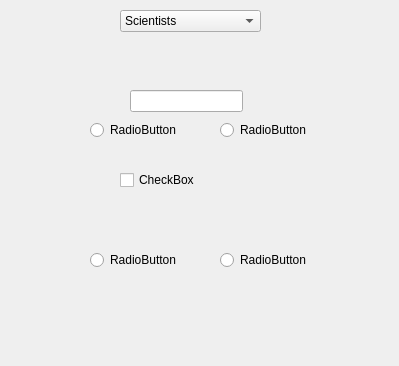
Qt form VLNvika3/search.ui (Gylfian/VLN-vika-3) before a commit.
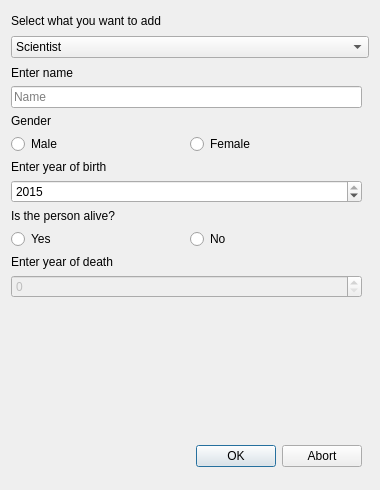
The same form after that commit. The open tabs and pages were chosen to show the change.

```diff
--- a/VLNvika3/search.ui
+++ b/VLNvika3/search.ui
@@ -2,139 +2,362 @@
 <ui version="4.0">
  <class>Search</class>
  <widget class="QDialog" name="Search">
+  <property name="enabled">
+   <bool>true</bool>
+  </property>
   <property name="geometry">
    <rect>
     <x>0</x>
     <y>0</y>
-    <width>399</width>
-    <height>366</height>
+    <width>380</width>
+    <height>490</height>
    </rect>
   </property>
+  <property name="sizePolicy">
+   <sizepolicy hsizetype="Fixed" vsizetype="Fixed">
+    <horstretch>0</horstretch>
+    <verstretch>0</verstretch>
+   </sizepolicy>
+  </property>
+  <property name="minimumSize">
+   <size>
+    <width>380</width>
+    <height>490</height>
+   </size>
+  </property>
+  <property name="maximumSize">
+   <size>
+    <width>380</width>
+    <height>490</height>
+   </size>
+  </property>
   <property name="windowTitle">
    <string>Dialog</string>
   </property>
-  <widget class="QStackedWidget" name="pageStacks">
-   <property name="geometry">
-    <rect>
-     <x>0</x>
-     <y>0</y>
-     <width>401</width>
-     <height>361</height>
-    </rect>
+  <layout class="QVBoxLayout" name="verticalLayout">
+   <property name="spacing">
+    <number>8</number>
    </property>
-   <property name="currentIndex">
-    <number>1</number>
+   <property name="topMargin">
+    <number>14</number>
    </property>
-   <widget class="QWidget" name="page">
-    <widget class="QCheckBox" name="checkBox">
-     <property name="geometry">
-      <rect>
-       <x>120</x>
-       <y>170</y>
-       <width>81</width>
-       <height>20</height>
-      </rect>
-     </property>
+   <property name="bottomMargin">
+    <number>11</number>
+   </property>
+   <item>
+    <widget class="QLabel" name="label_5">
      <property name="text">
-      <string>CheckBox</string>
+      <string>Select what you want to add</string>
      </property>
     </widget>
-    <widget class="QLineEdit" name="lineEdit">
-     <property name="geometry">
-      <rect>
-       <x>130</x>
-       <y>90</y>
-       <width>113</width>
-       <height>22</height>
-      </rect>
+   </item>
+   <item>
+    <widget class="QComboBox" name="whichToPick">
+     <property name="cursor">
+      <cursorShape>ArrowCursor</cursorShape>
      </property>
+     <item>
+      <property name="text">
+       <string>Scientist</string>
+      </property>
+     </item>
+     <item>
+      <property name="text">
+       <string>Computer</string>
+      </property>
+     </item>
     </widget>
-    <widget class="QRadioButton" name="radioButton">
-     <property name="geometry">
-      <rect>
-       <x>90</x>
-       <y>120</y>
-       <width>95</width>
-       <height>20</height>
-      </rect>
+   </item>
+   <item>
+    <widget class="QStackedWidget" name="whichToAdd">
+     <property name="currentIndex">
+      <number>1</number>
      </property>
-     <property name="text">
-      <string>RadioButton</string>
-     </property>
+     <widget class="QWidget" name="page">
+      <widget class="QWidget" name="verticalLayoutWidget_2">
+       <property name="geometry">
+        <rect>
+         <x>0</x>
+         <y>0</y>
+         <width>351</width>
+         <height>401</height>
+        </rect>
+       </property>
+       <layout class="QVBoxLayout" name="verticalLayout_5">
+        <item>
+         <widget class="QLabel" name="comNameText">
+          <property name="text">
+           <string>Enter name</string>
+          </property>
+         </widget>
+        </item>
+        <item>
+         <widget class="QLineEdit" name="comNameInput">
+          <property name="text">
+           <string/>
+          </property>
+          <property name="placeholderText">
+           <string>Name</string>
+          </property>
+         </widget>
+        </item>
+        <item>
+         <widget class="QLabel" name="comTypeText">
+          <property name="text">
+           <string>Enter type</string>
+          </property>
+         </widget>
+        </item>
+        <item>
+         <widget class="QLineEdit" name="comTypeInput">
+          <property name="text">
+           <string/>
+          </property>
+          <property name="placeholderText">
+           <string>Type</string>
+          </property>
+         </widget>
+        </item>
+        <item>
+         <widget class="QLabel" name="label">
+          <property name="text">
+           <string>Was the computer built?</string>
+          </property>
+         </widget>
+        </item>
+        <item>
+         <layout class="QHBoxLayout" name="horizontalLayout_4">
+          <item>
+           <widget class="QRadioButton" name="comBuiltButton">
+            <property name="text">
+             <string>Yes</string>
+            </property>
+           </widget>
+          </item>
+          <item>
+           <widget class="QRadioButton" name="comNotBuiltButton">
+            <property name="text">
+             <string>No</string>
+            </property>
+           </widget>
+          </item>
+         </layout>
+        </item>
+        <item>
+         <widget class="QLabel" name="comYearBuilt">
+          <property name="text">
+           <string>Enter the year it was built</string>
+          </property>
+         </widget>
+        </item>
+        <item>
+         <widget class="QSpinBox" name="comYearBuiltInput">
+          <property name="enabled">
+           <bool>false</bool>
+          </property>
+          <property name="minimum">
+           <number>1800</number>
+          </property>
+          <property name="maximum">
+           <number>2015</number>
+          </property>
+         </widget>
+        </item>
+        <item>
+         <spacer name="verticalSpacer_2">
+          <property name="orientation">
+           <enum>Qt::Vertical</enum>
+          </property>
+          <property name="sizeHint" stdset="0">
+           <size>
+            <width>20</width>
+            <height>40</height>
+           </size>
+          </property>
+         </spacer>
+        </item>
+        <item>
+         <widget class="QDialogButtonBox" name="buttonBox">
+          <property name="standardButtons">
+           <set>QDialogButtonBox::Cancel|QDialogButtonBox::Ok</set>
+          </property>
+         </widget>
+        </item>
+       </layout>
+      </widget>
+     </widget>
+     <widget class="QWidget" name="page_2">
+      <widget class="QWidget" name="verticalLayoutWidget">
+       <property name="geometry">
+        <rect>
+         <x>0</x>
+         <y>0</y>
+         <width>351</width>
+         <height>401</height>
+        </rect>
+       </property>
+       <layout class="QVBoxLayout" name="verticalLayout_4">
+        <item>
+         <widget class="QLabel" name="label_3">
+          <property name="text">
+           <string>Enter name</string>
+          </property>
+         </widget>
+        </item>
+        <item>
+         <widget class="QLineEdit" name="sciNameInput">
+          <property name="placeholderText">
+           <string>Name</string>
+          </property>
+         </widget>
+        </item>
+        <item>
+         <widget class="QLabel" name="sciGender">
+          <property name="text">
+           <string>Gender</string>
+          </property>
+         </widget>
+        </item>
+        <item>
+         <layout class="QHBoxLayout" name="horizontalLayout_3">
+          <item>
+           <widget class="QRadioButton" name="sciMaleButton">
+            <property name="text">
+             <string>Male</string>
+            </property>
+           </widget>
+          </item>
+          <item>
+           <widget class="QRadioButton" name="sciFemaleButton">
+            <property name="text">
+             <string>Female</string>
+            </property>
+           </widget>
+          </item>
+         </layout>
+        </item>
+        <item>
+         <widget class="QLabel" name="sciBirthYearText">
+          <property name="text">
+           <string>Enter year of birth</string>
+          </property>
+         </widget>
+        </item>
+        <item>
+         <widget class="QSpinBox" name="sciBirthInput">
+          <property name="wrapping">
+           <bool>false</bool>
+          </property>
+          <property name="frame">
+           <bool>true</bool>
+          </property>
+          <property name="readOnly">
+           <bool>false</bool>
+          </property>
+          <property name="buttonSymbols">
+           <enum>QAbstractSpinBox::UpDownArrows</enum>
+          </property>
+          <property name="minimum">
+           <number>1800</number>
+          </property>
+          <property name="maximum">
+           <number>2015</number>
+          </property>
+          <property name="value">
+           <number>2015</number>
+          </property>
+         </widget>
+        </item>
+        <item>
+         <widget class="QLabel" name="sciAliveText">
+          <property name="text">
+           <string>Is the person alive?</string>
+          </property>
+         </widget>
+        </item>
+        <item>
+         <layout class="QHBoxLayout" name="horizontalLayout_2">
+          <item>
+           <widget class="QRadioButton" name="sciAlivButton">
+            <property name="text">
+             <string>Yes</string>
+            </property>
+            <property name="checked">
+             <bool>false</bool>
+            </property>
+            <attribute name="buttonGroup">
+             <string notr="true">buttonGroup</string>
+            </attribute>
+           </widget>
+          </item>
+          <item>
+           <widget class="QRadioButton" name="sciDeadButton">
+            <property name="text">
+             <string>No</string>
+            </property>
+            <attribute name="buttonGroup">
+             <string notr="true">buttonGroup</string>
+            </attribute>
+           </widget>
+          </item>
+         </layout>
+        </item>
+        <item>
+         <widget class="QLabel" name="sciDeathYearText">
+          <property name="text">
+           <string>Enter year of death</string>
+          </property>
+         </widget>
+        </item>
+        <item>
+         <widget class="QSpinBox" name="sciDeathInput">
+          <property name="enabled">
+           <bool>false</bool>
+          </property>
+          <property name="maximum">
+           <number>2015</number>
+          </property>
+          <property name="value">
+           <number>0</number>
+          </property>
+         </widget>
+        </item>
+        <item>
+         <spacer name="verticalSpacer">
+          <property name="orientation">
+           <enum>Qt::Vertical</enum>
+          </property>
+          <property name="sizeHint" stdset="0">
+           <size>
+            <width>20</width>
+            <height>40</height>
+           </size>
+          </property>
+         </spacer>
+        </item>
+        <item>
+         <widget class="QDialogButtonBox" name="addOrCancelSci">
+          <property name="whatsThis">
+           <string/>
+          </property>
+          <property name="orientation">
+           <enum>Qt::Horizontal</enum>
+          </property>
+          <property name="standardButtons">
+           <set>QDialogButtonBox::Abort|QDialogButtonBox::Ok</set>
+          </property>
+          <property name="centerButtons">
+           <bool>false</bool>
+          </property>
+         </widget>
+        </item>
+       </layout>
+      </widget>
+     </widget>
+     <widget class="QWidget" name="page_3"/>
     </widget>
-    <widget class="QRadioButton" name="radioButton_2">
-     <property name="geometry">
-      <rect>
-       <x>220</x>
-       <y>120</y>
-       <width>95</width>
-       <height>20</height>
-      </rect>
-     </property>
-     <property name="text">
-      <string>RadioButton</string>
-     </property>
-    </widget>
-    <widget class="QRadioButton" name="radioButton_3">
-     <property name="geometry">
-      <rect>
-       <x>90</x>
-       <y>250</y>
-       <width>95</width>
-       <height>20</height>
-      </rect>
-     </property>
-     <property name="text">
-      <string>RadioButton</string>
-     </property>
-    </widget>
-    <widget class="QRadioButton" name="radioButton_4">
-     <property name="geometry">
-      <rect>
-       <x>220</x>
-       <y>250</y>
-       <width>95</width>
-       <height>20</height>
-      </rect>
-     </property>
-     <property name="text">
-      <string>RadioButton</string>
-     </property>
-    </widget>
-    <widget class="QWidget" name="verticalLayoutWidget">
-     <property name="geometry">
-      <rect>
-       <x>0</x>
-       <y>69</y>
-       <width>351</width>
-       <height>291</height>
-      </rect>
-     </property>
-     <layout class="QVBoxLayout" name="verticalLayout"/>
-    </widget>
-   </widget>
-   <widget class="QWidget" name="page_2"/>
-  </widget>
-  <widget class="QComboBox" name="searchComboBox">
-   <property name="geometry">
-    <rect>
-     <x>120</x>
-     <y>10</y>
-     <width>141</width>
-     <height>22</height>
-    </rect>
-   </property>
-   <item>
-    <property name="text">
-     <string>Scientists</string>
-    </property>
    </item>
-   <item>
-    <property name="text">
-     <string>Computers</string>
-    </property>
-   </item>
-  </widget>
+  </layout>
  </widget>
  <resources/>
  <connections/>
```
Left out of the diff: 5 changed lines with no effect on the pictures.
